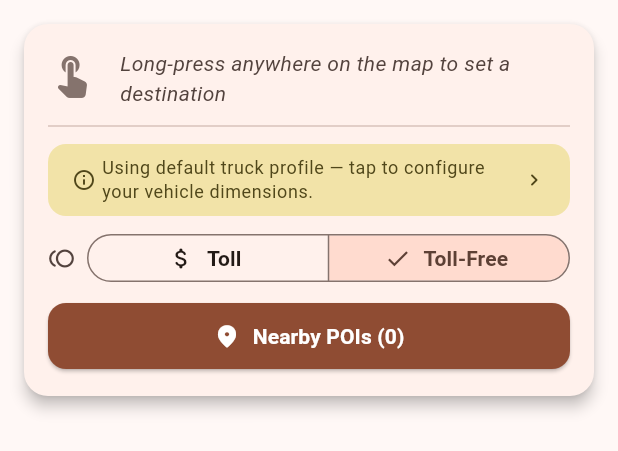
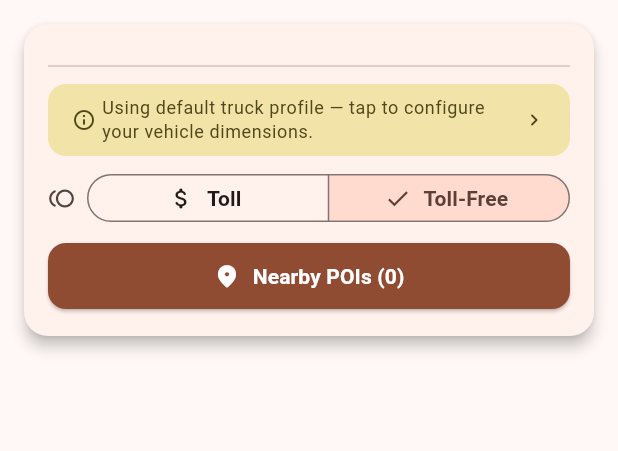
Before and after one commit to dukens11-create/kingtrux, a Flutter app: the RouteSummaryCard widget shown alone on an empty page, opened directly, after a tap on "Toll-Free", on a phone screen of 412 x 824 dp. Shown: the top 451 px of the screen. Run offline on Flutter 3.47's test engine with Material 3 defaults, Android fonts, the phone set to English and light mode, and no system bars; our stand-ins replace firebase_auth, firebase_core, flutter_tts, geolocator, google_maps_flutter, google_sign_in and 3 more; missing offline and left inert: purchases_flutter; accounts and stored records are empty.

Commit message:
Fix MapScreen UX: hide destination hint unless in destination-setting mode + improve Maps API docs
Co-authored-by: dukens11-create <249652828+dukens11-create@users.noreply.github.com>

```diff
--- a/lib/ui/map_screen.dart
+++ b/lib/ui/map_screen.dart
@@ -225,11 +225,11 @@ class _MapScreenState extends State<MapScreen> {
                 ),
 
               // ── Route summary card (bottom overlay) ─────────────────────
-              const Positioned(
+              Positioned(
                 bottom: 0,
                 left: 0,
                 right: 0,
-                child: RouteSummaryCard(),
+                child: RouteSummaryCard(settingDestination: _settingDestination),
               ),
 
               // ── Speed display (bottom-left, above route card) ────────────
--- a/lib/ui/widgets/route_summary_card.dart
+++ b/lib/ui/widgets/route_summary_card.dart
@@ -12,8 +12,24 @@ import 'truck_profile_sheet.dart';
 /// Card displaying route summary and POI loading controls.
 ///
 /// Slides in from the bottom when a route is available.
-class RouteSummaryCard extends StatelessWidget {
-  const RouteSummaryCard({super.key});
+///
+/// When [settingDestination] is `true` (destination-setting mode is active),
+/// the "Long-press..." hint row is shown so the driver knows what to do.
+/// The hint can be dismissed with the X button; dismissal is remembered for
+/// the lifetime of this widget (i.e. the current app session).
+class RouteSummaryCard extends StatefulWidget {
+  const RouteSummaryCard({super.key, this.settingDestination = false});
+
+  /// Whether the map is currently in destination-setting mode.
+  final bool settingDestination;
+
+  @override
+  State<RouteSummaryCard> createState() => _RouteSummaryCardState();
+}
+
+class _RouteSummaryCardState extends State<RouteSummaryCard> {
+  /// Set to `true` once the user dismisses the hint; survives widget rebuilds.
+  bool _hintDismissed = false;
 
   @override
   Widget build(BuildContext context) {
@@ -72,10 +88,17 @@ class RouteSummaryCard extends StatelessWidget {
     if (state.isLoadingRoute) {
       return const _RouteSectionLoader();
     }
-    if (state.routeResult == null) {
-      return const _EmptyRouteState();
+    if (state.routeResult != null) {
+      return _RouteDetails(state: state);
     }
-    return _RouteDetails(state: state);
+    // Only show the destination hint when destination-setting mode is active
+    // and the driver has not dismissed it for this session.
+    if (widget.settingDestination && !_hintDismissed) {
+      return _EmptyRouteState(
+        onDismiss: () => setState(() => _hintDismissed = true),
+      );
+    }
+    return const SizedBox.shrink();
   }
 
   // ---------------------------------------------------------------------------
@@ -223,7 +246,10 @@ class RouteSummaryCard extends StatelessWidget {
 // ---------------------------------------------------------------------------
 
 class _EmptyRouteState extends StatelessWidget {
-  const _EmptyRouteState();
+  const _EmptyRouteState({this.onDismiss});
+
+  /// Called when the driver taps the X button to dismiss the hint.
+  final VoidCallback? onDismiss;
 
   @override
   Widget build(BuildContext context) {
@@ -241,6 +267,16 @@ class _EmptyRouteState extends StatelessWidget {
                 ),
           ),
         ),
+        if (onDismiss != null)
+          IconButton(
+            icon: const Icon(Icons.close_rounded),
+            onPressed: onDismiss,
+            iconSize: 18,
+            padding: EdgeInsets.zero,
+            constraints: const BoxConstraints(),
+            visualDensity: VisualDensity.compact,
+            tooltip: 'Dismiss',
+          ),
       ],
     );
   }
```
Also changed, not shown: 3 other files.
